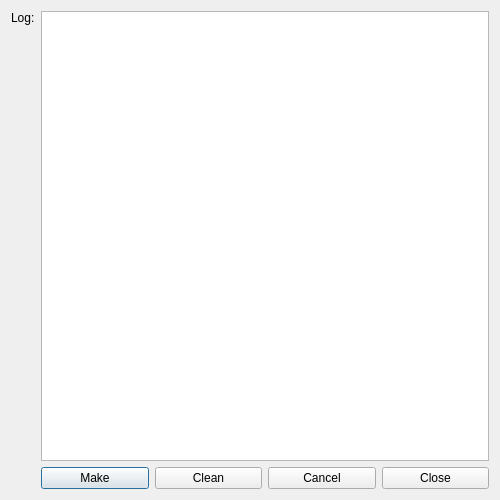
Before: the Qt Designer form src/brickv/plugin_system/plugins/red/ui/program_info_c_compile.ui in Tinkerforge/brickv, drawn with Qt 5.
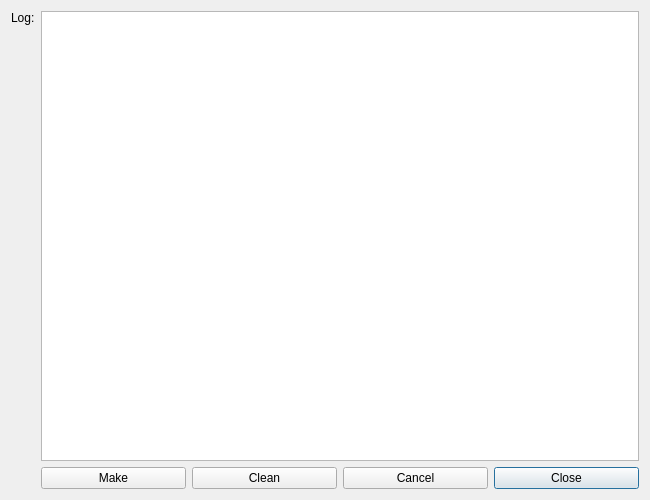
After: the same form once the commit is applied.

Commit message: red-brick: Make also non-close buttons non-auto-default on the compile dialogs

```diff
--- a/src/brickv/plugin_system/plugins/red/ui/program_info_c_compile.ui
+++ b/src/brickv/plugin_system/plugins/red/ui/program_info_c_compile.ui
@@ -6,7 +6,7 @@
    <rect>
     <x>0</x>
     <y>0</y>
-    <width>500</width>
+    <width>650</width>
     <height>500</height>
    </rect>
   </property>
@@ -59,6 +59,9 @@
        <property name="text">
         <string>Make</string>
        </property>
+       <property name="autoDefault">
+        <bool>false</bool>
+       </property>
       </widget>
      </item>
      <item row="1" column="2">
@@ -66,6 +69,9 @@
        <property name="text">
         <string>Clean</string>
        </property>
+       <property name="autoDefault">
+        <bool>false</bool>
+       </property>
       </widget>
      </item>
      <item row="1" column="3">
@@ -79,6 +85,9 @@
        <property name="text">
         <string>Cancel</string>
        </property>
+       <property name="autoDefault">
+        <bool>false</bool>
+       </property>
       </widget>
      </item>
      <item row="1" column="4">
```
The commit also changes 1 other file.
